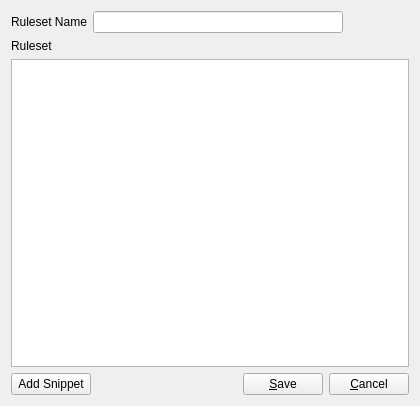
First picture: the form in formdlgruleset.ui, repository newey499/qiptables, before the edit.
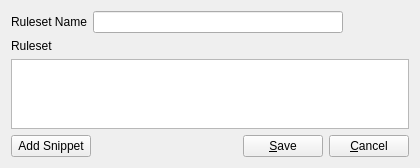
Second picture: the form after the edit.

```diff
--- a/formdlgruleset.ui
+++ b/formdlgruleset.ui
@@ -7,7 +7,7 @@
     <x>0</x>
     <y>0</y>
     <width>420</width>
-    <height>406</height>
+    <height>166</height>
    </rect>
   </property>
   <property name="windowTitle">
```
